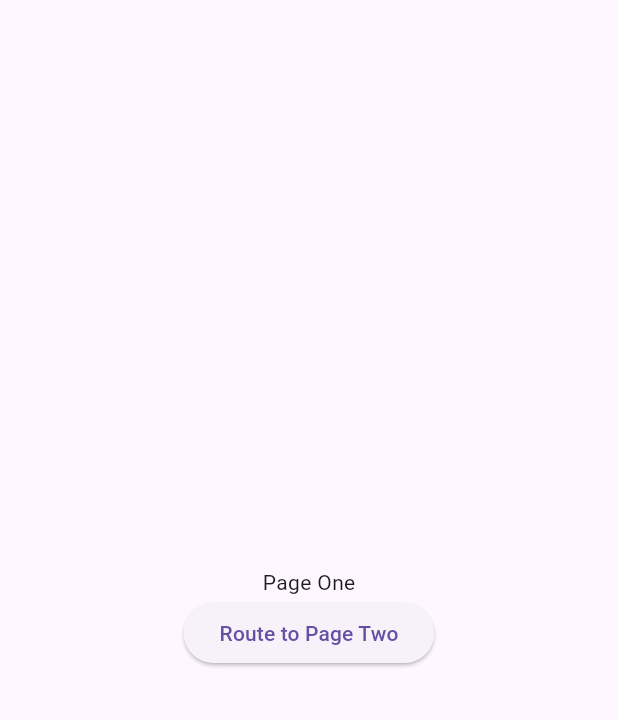
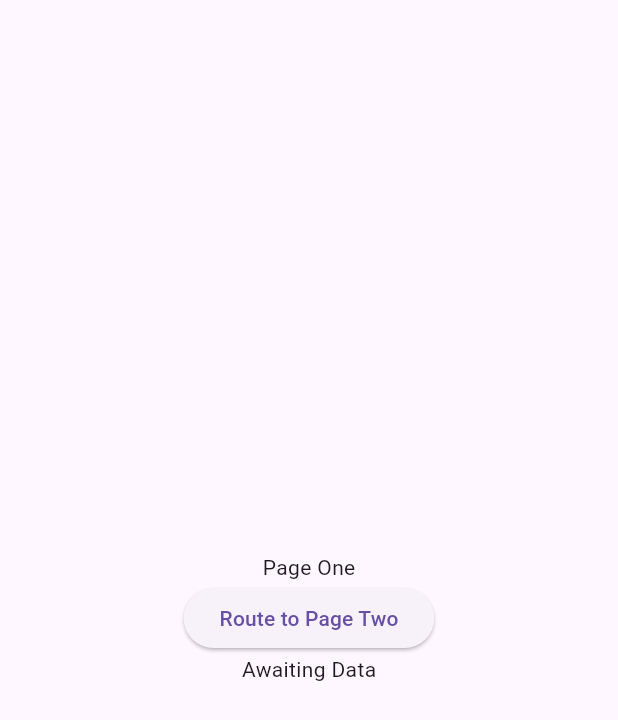
Before and after one commit to NAIT-DMIT2504-Fall2025/dmit-2504-fall-2025-instructor-workbook-tom, a Flutter app: the PageTwo screen opened by its route, after a tap on "Go Back", on a phone screen of 412 x 824 dp. Shown: the top 720 px of the screen. Run offline on Flutter 3.47's test engine with Material 3 defaults, Android fonts, the phone set to English and light mode, and no system bars.

Commit message:
Passing information with routing

```diff
--- a/navigation_intro/lib/pages/page_one.dart
+++ b/navigation_intro/lib/pages/page_one.dart
@@ -9,6 +9,8 @@ class PageOne extends StatefulWidget {
 }
 
 class _PageOneState extends State<PageOne> {
+  var data = '';
+
   @override
   Widget build(BuildContext context) {
     return Scaffold(
@@ -18,11 +20,17 @@ class _PageOneState extends State<PageOne> {
           children: [
             Text('Page One'),
             ElevatedButton(
-              onPressed: () {
-                Navigator.of(context).pushNamed(routes.pageTwoRoute);
+              onPressed: () async {
+                var result = await Navigator.of(
+                  context,
+                ).pushNamed(routes.pageTwoRoute);
+                setState(() {
+                  data = result as String;
+                });
               },
               child: Text('Route to Page Two'),
             ),
+            data.isEmpty ? Text('Awaiting Data') : Text('Recieved: $data'),
           ],
         ),
       ),
--- a/navigation_intro/lib/pages/page_two.dart
+++ b/navigation_intro/lib/pages/page_two.dart
@@ -13,7 +13,7 @@ class PageTwo extends StatelessWidget {
             Text('Page Two'),
             ElevatedButton(
               onPressed: () {
-                Navigator.of(context).pop();
+                Navigator.of(context).pop('You Left Page Two');
               },
               child: Text('Go Back'),
             ),
```
